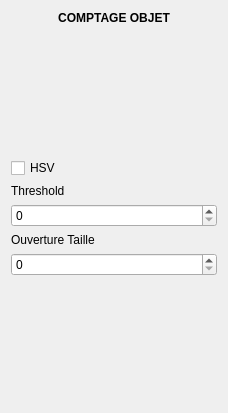
Qt form ProcessIm/comptageobjet.ui (MartinSamouiller/ProjetVision) before a commit.
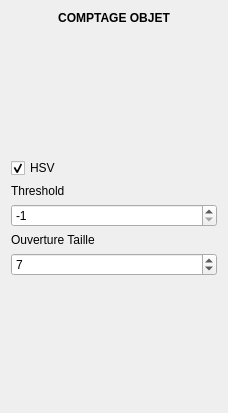
The same form after that commit.

The edit to the form file:
```diff
--- a/ProcessIm/comptageobjet.ui
+++ b/ProcessIm/comptageobjet.ui
@@ -50,6 +50,9 @@
        <property name="text">
         <string>HSV</string>
        </property>
+       <property name="checked">
+        <bool>true</bool>
+       </property>
       </widget>
      </item>
      <item>
@@ -60,7 +63,17 @@
       </widget>
      </item>
      <item>
-      <widget class="QSpinBox" name="spinBox_Threshold"/>
+      <widget class="QSpinBox" name="spinBox_Threshold">
+       <property name="minimum">
+        <number>-1</number>
+       </property>
+       <property name="maximum">
+        <number>255</number>
+       </property>
+       <property name="value">
+        <number>-1</number>
+       </property>
+      </widget>
      </item>
      <item>
       <widget class="QLabel" name="label_2">
@@ -70,7 +83,11 @@
       </widget>
      </item>
      <item>
-      <widget class="QSpinBox" name="spinBox_OpenSize"/>
+      <widget class="QSpinBox" name="spinBox_OpenSize">
+       <property name="value">
+        <number>7</number>
+       </property>
+      </widget>
      </item>
      <item>
       <spacer name="verticalSpacer">
```
